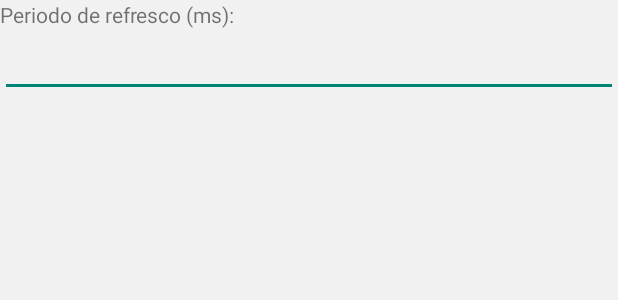
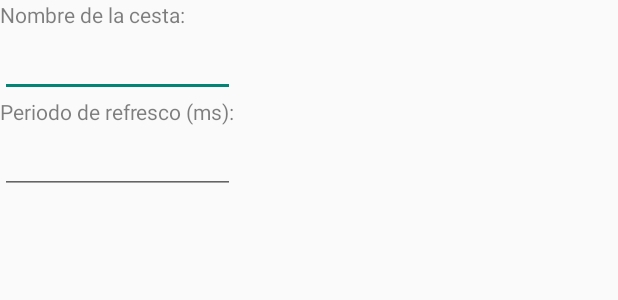
Before and after one commit to COSMEcontrol/miniblas-android, an Android app: the layout lyt_editar_cesta.xml on its own in the app's theme, with its tools: preview values and no code run, on a phone screen of 412 x 824 dp. Shown: the top 300 px of the screen. Run offline under Robolectric (Android 15) with nearby library versions, the phone set to English and light mode, and no system bars.

Commit message:
Añadido diálogos de creacion y edición de cesta. Añadido nuevas vistas fragments de las diferentes partes de las vistas de la aplicación.

```diff
--- a/app/src/main/java/com/miniblas/iu/alertdialog/AlertDialogNuevoPerfil.java
+++ b/app/src/main/java/com/miniblas/iu/alertdialog/AlertDialogNuevoPerfil.java
@@ -194,7 +194,6 @@ public class AlertDialogNuevoPerfil extends DialogFragment {
          super.onResume();
          bt_guardar = this.alertdialog.getActionButton(DialogAction.POSITIVE);
  		bt_guardar.setEnabled(bt_state);
- 		System.out.println("onresumeeeeeeee");
     }
     public void onSaveInstanceState(Bundle saveInstanceState) {
     	  super.onSaveInstanceState(saveInstanceState);
--- a/app/src/main/java/com/miniblas/persistence/BasketStorage.java
+++ b/app/src/main/java/com/miniblas/persistence/BasketStorage.java
@@ -27,7 +27,7 @@ public interface BasketStorage {
 	/**
 	 * Elimina una cesta especificado.
 	 */
-	public void deleteBasket(MiniBlasCesta _basket) throws BdException;
+	public void deleteBaskets(List<MiniBlasCesta> _baskets) throws BdException;
 
 	public MiniBlasCesta getBasketById(int _id) throws BdException ;
 
--- a/app/src/main/java/com/miniblas/persistence/ItemVariableStorage.java
+++ b/app/src/main/java/com/miniblas/persistence/ItemVariableStorage.java
@@ -25,7 +25,7 @@ public interface ItemVariableStorage {
 	/**
 	 * Elimina todos los elementos
 	 */
-	public void deleteItemVariable(MiniBlasItemVariable _itemVariable)
+	public void deleteItemVariables(List<MiniBlasItemVariable> _itemVariable)
 			throws BdException;
 
 
--- a/app/src/main/java/com/miniblas/persistence/OrmLiteBasketStorage.java
+++ b/app/src/main/java/com/miniblas/persistence/OrmLiteBasketStorage.java
@@ -62,9 +62,9 @@ public class OrmLiteBasketStorage implements BasketStorage{
 		return listaCestas;
 	}
 	@Override
-	public void deleteBasket(MiniBlasCesta _basket) throws BdException {
+	public void deleteBaskets(List<MiniBlasCesta> _baskets) throws BdException {
 		try {
-			basketDao.delete(_basket);
+			basketDao.delete(_baskets);
 		} catch (SQLException e) {
 			throw new BdException(e.toString());
 		}
--- a/app/src/main/java/com/miniblas/persistence/OrmLiteItemVariableStorage.java
+++ b/app/src/main/java/com/miniblas/persistence/OrmLiteItemVariableStorage.java
@@ -69,10 +69,10 @@ public class OrmLiteItemVariableStorage implements ItemVariableStorage{
 	}
 
 	@Override
-	public void deleteItemVariable(MiniBlasItemVariable _itemVariable)
+	public void deleteItemVariables(List<MiniBlasItemVariable> _itemVariables)
 			throws BdException {
 		try {
-			itemVariableDao.delete(_itemVariable);
+			itemVariableDao.delete(_itemVariables);
 		} catch (SQLException e) {
 			throw new BdException(e.toString());
 		}
--- a/app/src/main/res/layout/lyt_editar_cesta.xml
+++ b/app/src/main/res/layout/lyt_editar_cesta.xml
@@ -1,14 +1,33 @@
 <?xml version="1.0" encoding="utf-8"?>
 <LinearLayout xmlns:android="http://schemas.android.com/apk/res/android"
-    android:layout_width="fill_parent"
-    android:layout_height="fill_parent"
-    android:background="#F1F1F1"
+    android:layout_width="wrap_content"
+    android:layout_height="wrap_content"
     android:orientation="vertical" >
+
+    <TextView
+        android:id="@+id/textView1"
+        android:layout_width="wrap_content"
+        android:layout_height="wrap_content"
+        android:textSize="@dimen/customTitleDialog"
+        android:textColor="#80000000"
+        android:text="@string/nombre_cesta" />
+
+    <EditText
+        android:id="@+id/et_nombre_cesta"
+        android:layout_width="match_parent"
+        android:layout_height="wrap_content"
+        android:textColor="#000000"
+        android:textSize="@dimen/customEntryDialog" >
+
+        <requestFocus />
+    </EditText>
 
     <TextView
         android:id="@+id/textView2"
         android:layout_width="wrap_content"
         android:layout_height="wrap_content"
+        android:textSize="@dimen/customTitleDialog"
+        android:textColor="#80000000"
         android:text="@string/periodo_refresco" />
 
     <EditText
@@ -16,6 +35,7 @@
         android:layout_width="match_parent"
         android:layout_height="wrap_content"
         android:inputType="number"
-        android:ems="10" />
+        android:textColor="#000000"
+        android:textSize="@dimen/customEntryDialog"/>
 
 </LinearLayout>
```
Also changed, not shown: app/src/main/java/com/miniblas/iu/fragments/ProfilesElementsFragment.java (+15 -11 lines), app/src/main/res/layout/lyt_nueva_cesta.xml (+10 -9 lines).
